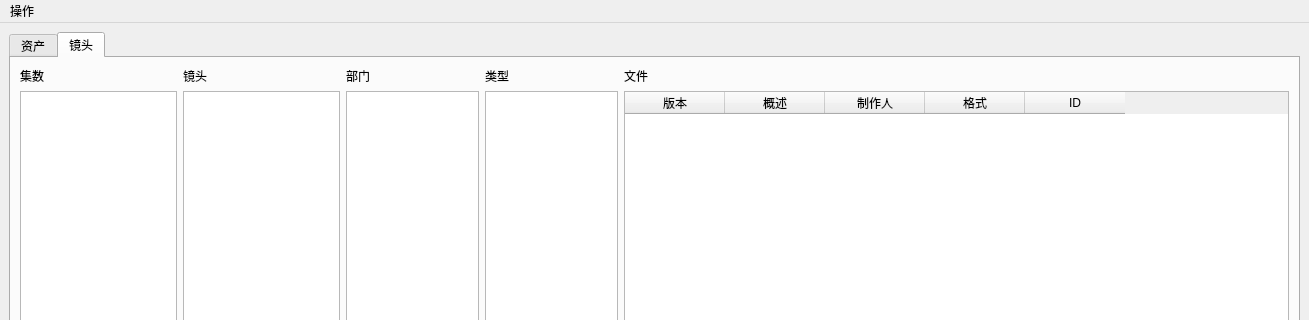
This is UiFile/ProjectBrowser.ui in uuiid/prjQ9-doodle as Qt 5 draws it before an edit; both pictures show x 0 to 1309 and y 0 to 320 of the 1309 by 725 pixel window. The edited form follows.
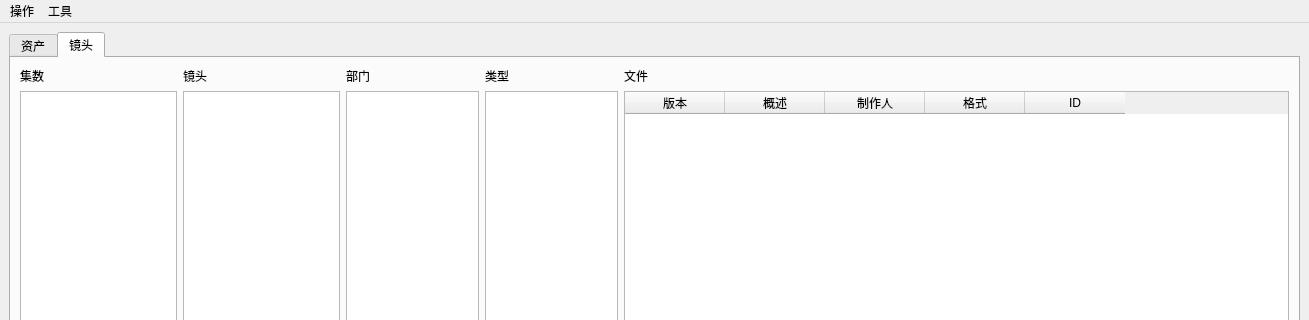
This is the edited form.

Diff of the .ui file:
```diff
--- a/UiFile/ProjectBrowser.ui
+++ b/UiFile/ProjectBrowser.ui
@@ -494,7 +494,14 @@
     <addaction name="close_socket"/>
     <addaction name="actioncom_video"/>
    </widget>
+   <widget class="QMenu" name="tool">
+    <property name="title">
+     <string>工具</string>
+    </property>
+    <addaction name="actionclothToFbx"/>
+   </widget>
    <addaction name="caoZhuo"/>
+   <addaction name="tool"/>
   </widget>
   <action name="refresh">
    <property name="text">
```
Left out of the diff: 6 changed lines with no effect on the pictures.
